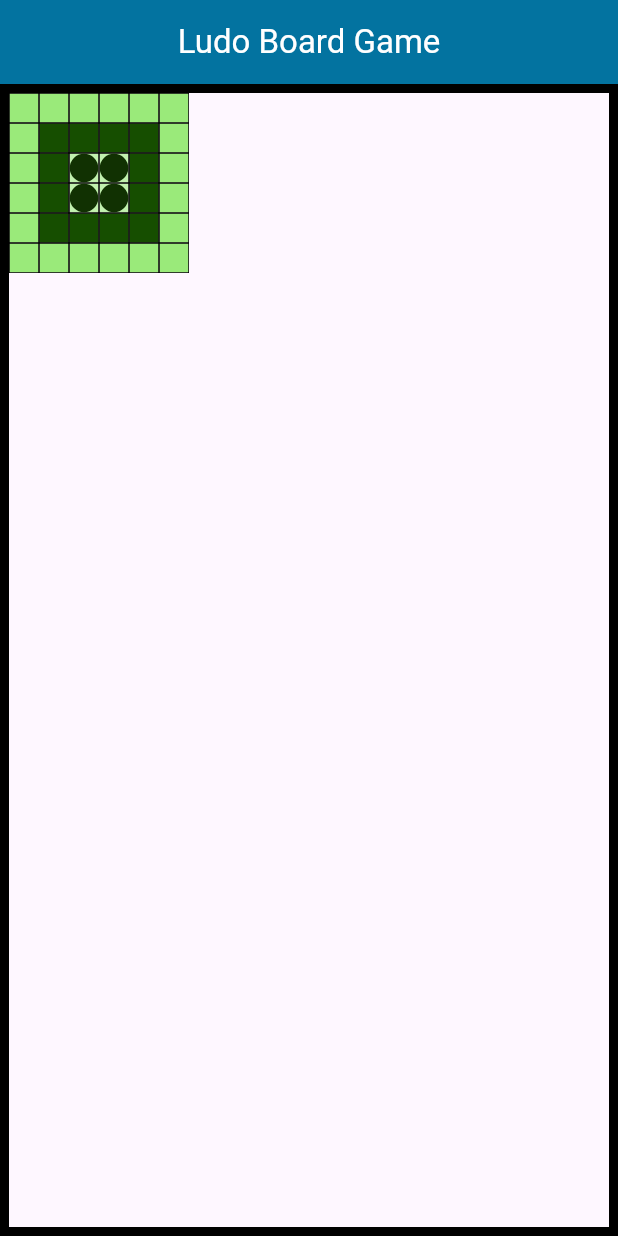
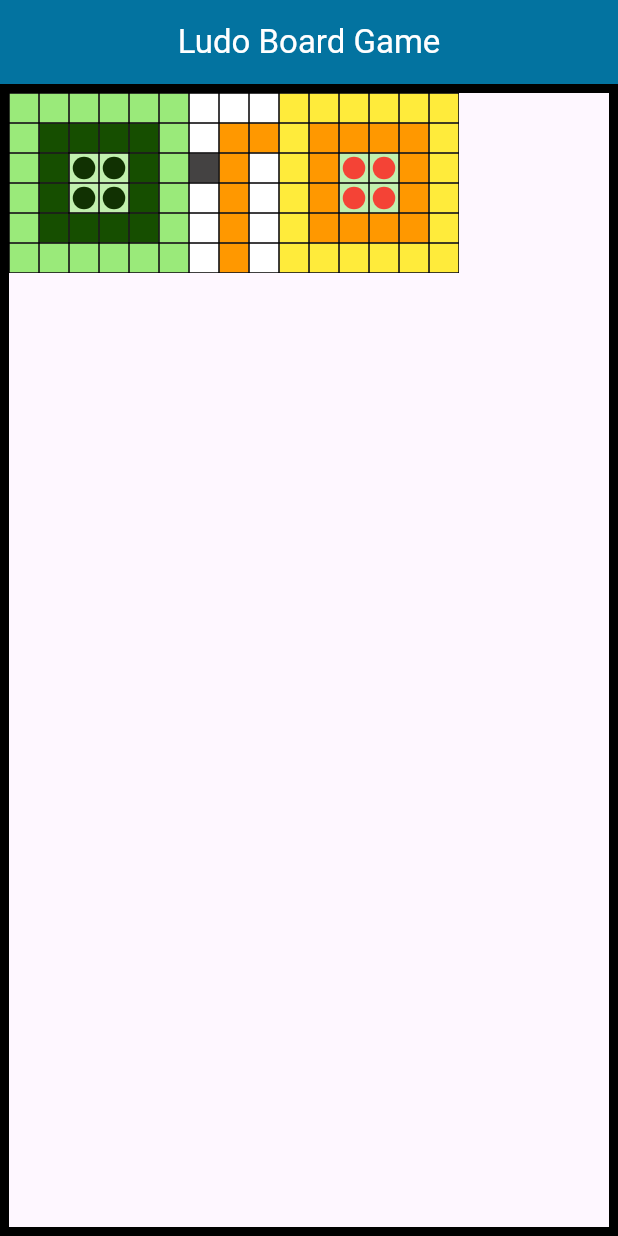
Before and after one commit to SoftwareDeveloper-flutter/ludo_board, a Flutter app: the screen it shows after launch, on a phone screen of 412 x 824 dp. Run offline on Flutter 3.47's test engine with Material 3 defaults, Android fonts, the phone set to English and light mode, and no system bars.

Commit message:
yellow side done

```diff
--- a/lib/main.dart
+++ b/lib/main.dart
@@ -1,4 +1,5 @@
 import 'package:flutter/material.dart';
+
 void main(){
   runApp(const MyApp());
 }
@@ -52,8 +53,8 @@
               children: [
                customWidget(const Color.fromARGB(255, 154, 234, 122)),
                customWidget(const Color.fromARGB(255, 22, 78, 0)),
-                 customCircleWidget(const Color.fromARGB(255, 193, 240, 174)),
-                customCircleWidget(const Color.fromARGB(255, 193, 240, 174)),
+                 customCircleWidget(const Color.fromARGB(255, 193, 240, 174),const Color.fromARGB(255, 17, 49, 2)),
+                customCircleWidget(const Color.fromARGB(255, 193, 240, 174),const Color.fromARGB(255, 17, 49, 2)),
                   customWidget(const Color.fromARGB(255, 22, 78, 0)),
                     customWidget(const Color.fromARGB(255, 154, 234, 122)),
               ],
@@ -62,8 +63,8 @@
               children: [
               customWidget(const Color.fromARGB(255, 154, 234, 122)),
               customWidget(const Color.fromARGB(255, 22, 78, 0)),
-               customCircleWidget(const Color.fromARGB(255, 193, 240, 174)),
-                customCircleWidget(const Color.fromARGB(255, 193, 240, 174)),
+                 customCircleWidget(const Color.fromARGB(255, 193, 240, 174),const Color.fromARGB(255, 17, 49, 2)),
+                  customCircleWidget(const Color.fromARGB(255, 193, 240, 174),const Color.fromARGB(255, 17, 49, 2)),
                   customWidget(const Color.fromARGB(255, 22, 78, 0)),
                     customWidget(const Color.fromARGB(255, 154, 234, 122)),
               ],
@@ -87,6 +88,104 @@
                customWidget(const Color.fromARGB(255, 154, 234, 122)),
                customWidget(const Color.fromARGB(255, 154, 234, 122)),
                customWidget(const Color.fromARGB(255, 154, 234, 122)),
+              ],
+
+            ),
+             Column(
+              children: [
+               customWidget(Colors.white),
+               customWidget(Colors.white),
+               customWidget(const Color.fromARGB(255, 68, 66, 66)),
+               customWidget(Colors.white),
+               customWidget(Colors.white),
+               customWidget(Colors.white),
+
+              ],
+
+            ),
+              Column(
+              children: [
+               customWidget(Colors.white),
+               customWidget(Colors.orange),
+               customWidget(Colors.orange),
+                customWidget(Colors.orange),
+               customWidget(Colors.orange),
+               customWidget(Colors.orange),
+
+              ],
+
+            ),
+              Column(
+              children: [
+               customWidget(Colors.white),
+               customWidget(Colors.orange),
+               customWidget(Colors.white),
+               customWidget(Colors.white),
+               customWidget(Colors.white),
+               customWidget(Colors.white),
+              ],
+
+            ),
+              Column(
+              children: [
+              customWidget(Colors.yellow),
+               customWidget(Colors.yellow),
+               customWidget(Colors.yellow),
+               customWidget(Colors.yellow),
+               customWidget(Colors.yellow),
+               customWidget(Colors.yellow),
+              ],
+
+            ),
+            Column(
+              children: [
+             customWidget(Colors.yellow),
+               customWidget(Colors.orange),
+                 customWidget(Colors.orange),
+                 customWidget(Colors.orange),
+                 customWidget(Colors.orange),
+              customWidget(Colors.yellow),
+              ],
+
+            ), Column(
+              children: [
+               customWidget(Colors.yellow),
+               customWidget(Colors.orange),
+                  customCircleWidget(const Color.fromARGB(255, 193, 240, 174), Colors.red),
+                  customCircleWidget(const Color.fromARGB(255, 193, 240, 174),Colors.red),
+                 customWidget(Colors.orange),
+                  customWidget(Colors.yellow),
+              ],
+
+            ), Column(
+              children: [
+              customWidget(Colors.yellow),
+           customWidget(Colors.orange),
+                 customCircleWidget(const Color.fromARGB(255, 193, 240, 174), Colors.red),
+                                  customCircleWidget(const Color.fromARGB(255, 193, 240, 174),Colors.red),
+                 customWidget(Colors.orange),
+                  customWidget(Colors.yellow),
+              ],
+
+            ),Column(
+              children: [
+               customWidget(Colors.yellow),
+            customWidget(Colors.orange),
+                 customWidget(Colors.orange),
+                 customWidget(Colors.orange),
+                   customWidget(Colors.orange),
+                   customWidget(Colors.yellow),
+              ],
+
+            ),
+            Column(
+              children: [
+              customWidget(Colors.yellow),
+               customWidget(Colors.yellow),
+               customWidget(Colors.yellow),
+               customWidget(Colors.yellow),
+               customWidget(Colors.yellow),
+               customWidget(Colors.yellow),
               ],
 
             ),
@@ -116,7 +215,7 @@
   );
 }
 
-Widget customCircleWidget(Color color){
+Widget customCircleWidget(Color color,Color circleColor){
   return Container(
     width:20,height:20,
     decoration:BoxDecoration(
@@ -125,10 +224,10 @@
     ),
        child: Center(
       child: Container(
-        height: 20,
-        width: 20,
-        decoration:const BoxDecoration(
-          color: Color.fromARGB(255, 17, 49, 2), // Circle color
+        height: 15,
+        width:15,
+        decoration: BoxDecoration(
+          color: circleColor, // Circle color
           shape: BoxShape.circle, // Makes the container a circle
         ),
       ),
```
